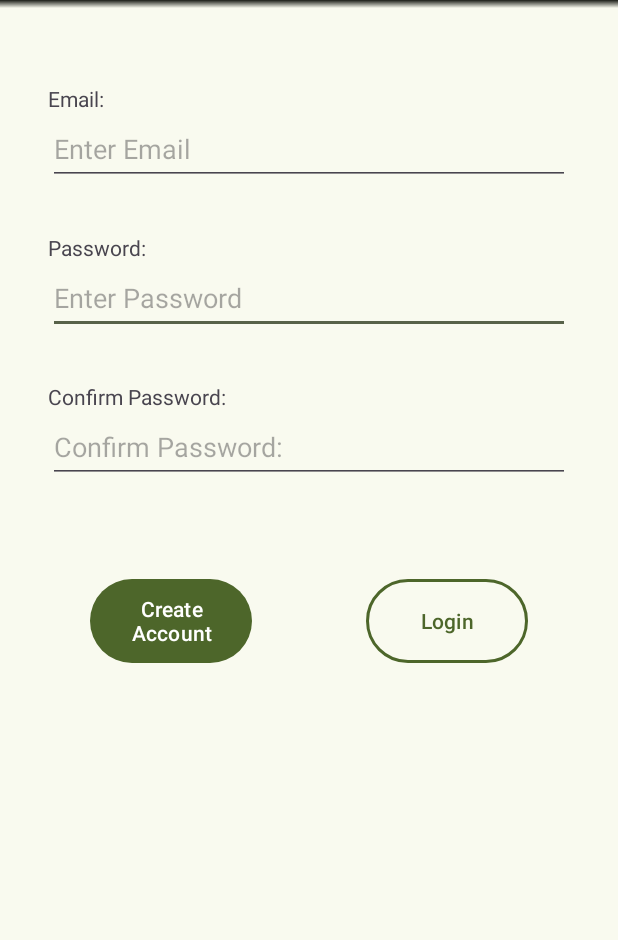
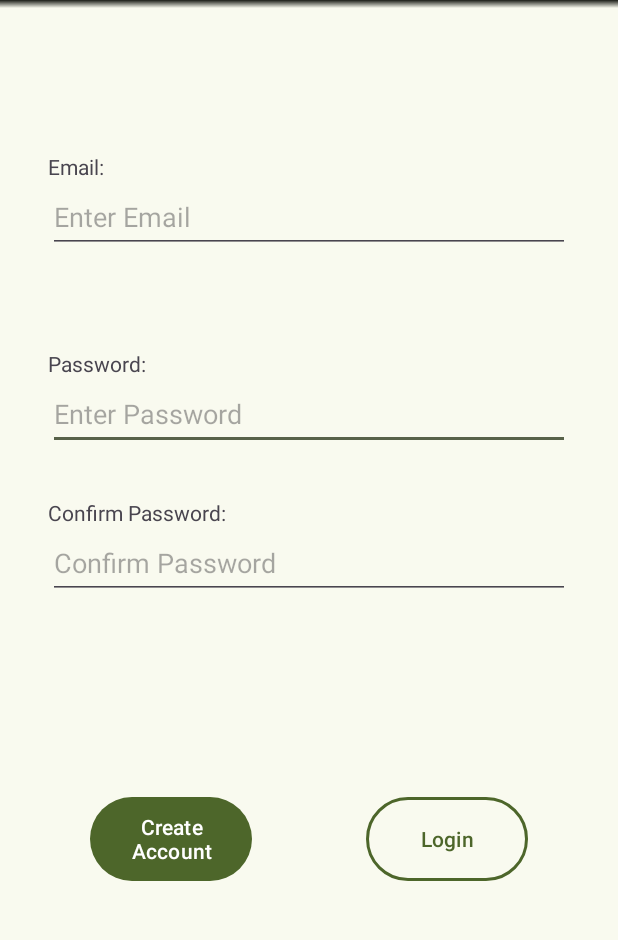
Before and after one commit to bh98cs/myPT_AndroidApplication, an Android app: the screen it shows after launch (CreateAccountActivity), after a tap on "Create Account", on a phone screen of 412 x 824 dp, the part 96-1036 px from its top. Run offline under Robolectric (Android 15) with nearby library versions, the phone set to English and light mode, and no system bars; our stand-ins replace Firebase (no records; nobody signed in at launch, a user with empty details on screens opened directly); libraries missing offline, so code that uses them is left out: it.xabaras.android; 3 statements that could not run were skipped.

Commit message:
UI amendments and bug fixes

```diff
--- a/app/src/main/java/daniel/southern/myptapplication/CreateAccountActivity.java
+++ b/app/src/main/java/daniel/southern/myptapplication/CreateAccountActivity.java
@@ -19,8 +19,6 @@ import com.google.firebase.auth.AuthResult;
 import com.google.firebase.auth.FirebaseAuth;
 
 public class CreateAccountActivity extends AppCompatActivity implements View.OnClickListener {
-
-    //TODO: Make use of Firebase SDKs to implement email verification
 
     //constant variable for sending contents of email address field to LoginActivity
     public static final String EXTRA_EMAIL_ADDRESS = "daniel.southern.myptapplication.EXTRA_EMAIL_ADDRESS";
--- a/app/src/main/java/daniel/southern/myptapplication/EditExerciseLogActivity.java
+++ b/app/src/main/java/daniel/southern/myptapplication/EditExerciseLogActivity.java
@@ -95,7 +95,11 @@ public class EditExerciseLogActivity extends AppCompatActivity implements View.O
             loadExerciseLogDetails();
         }
         else{
-            //TODO: Alert dialogue to say no exercise data found
+            //message to user to advise could not retrieve exercise data
+            Toast.makeText(this, "Unable to retrieve exercise data.", Toast.LENGTH_SHORT).show();
+            //return user to main activity
+            intent = new Intent(this, MainActivity.class);
+            startActivity(intent);
         }
     }
 
--- a/app/src/main/java/daniel/southern/myptapplication/LoginActivity.java
+++ b/app/src/main/java/daniel/southern/myptapplication/LoginActivity.java
@@ -29,7 +29,6 @@ import com.google.firebase.auth.FirebaseUser;
 import com.google.firebase.auth.GoogleAuthProvider;
 
 public class LoginActivity extends AppCompatActivity implements View.OnClickListener {
-    //TODO: make use of Firebase SDKs to implement password reset
 
     //tag for logs for this activity
     public static final String TAG = "LoginActivity";
--- a/app/src/main/java/daniel/southern/myptapplication/MainActivity.java
+++ b/app/src/main/java/daniel/southern/myptapplication/MainActivity.java
@@ -308,10 +308,11 @@ public class MainActivity extends AppCompatActivity implements View.OnClickListe
                                     float dX, float dY, int actionState, boolean isCurrentlyActive) {
                 //create background colors and icons to display when swiping items using RecyclerViewSwipeDecorator library
                 new RecyclerViewSwipeDecorator.Builder(c, recyclerView, viewHolder, dX, dY, actionState, isCurrentlyActive)
-                        //add background color and icon for deleting by swiping left or right
+                        //add background color and icon for deleting by swiping left
                         .addSwipeLeftBackgroundColor(MaterialColors.getColor(recyclerView,com.google.android.material.R.attr.colorError))
                         .addSwipeLeftActionIcon(R.drawable.delete_icon).setSwipeLeftActionIconTint(MaterialColors.getColor(recyclerView,
                                 com.google.android.material.R.attr.colorOnError))
+                        //add background color and icon for editing by swiping right
                         .addSwipeRightBackgroundColor(MaterialColors.getColor(recyclerView,
                                 com.google.android.material.R.attr.colorTertiary))
                         .addSwipeRightActionIcon(R.drawable.edit_icon).setSwipeRightActionIconTint(MaterialColors.getColor(recyclerView,
--- a/app/src/main/java/daniel/southern/myptapplication/PoseEstimationActivity.java
+++ b/app/src/main/java/daniel/southern/myptapplication/PoseEstimationActivity.java
@@ -204,6 +204,9 @@ public class PoseEstimationActivity extends AppCompatActivity implements View.On
         if(numSets >= 2){
             //disable the timer button as maximum number of sets has been reached
             startStopTimer.setEnabled(false);
+            //set timer and timer button to invisible
+            startStopTimer.setVisibility(View.INVISIBLE);
+            timerView.setVisibility(View.INVISIBLE);
         }
 
 
--- a/app/src/main/java/daniel/southern/myptapplication/posedetector/PoseDetectorProcessor.java
+++ b/app/src/main/java/daniel/southern/myptapplication/posedetector/PoseDetectorProcessor.java
@@ -79,7 +79,11 @@ public class PoseDetectorProcessor {
     }
 
     public void startNewSet(){
-        poseClassifierProcessor.startNewSet();
+        //check pose classifier has been instantiated
+        if(poseClassifierProcessor != null){
+            //start new set
+            poseClassifierProcessor.startNewSet();
+        }
     }
 
     private void isEndOfExercise(){
--- a/app/src/main/java/daniel/southern/myptapplication/posedetector/classification/PoseClassifierProcessor.java
+++ b/app/src/main/java/daniel/southern/myptapplication/posedetector/classification/PoseClassifierProcessor.java
@@ -22,7 +22,6 @@ import java.util.Map;
 public class PoseClassifierProcessor {
 
         private static final String TAG = "PoseClassifierProcessor";
-        //TODO: Create your own pose samples file to include deadlifts
         private static final String POSE_SAMPLES_FILE = "pose/fitness_pose_samples.csv";
 
         // Specify classes for which we want rep counting.
@@ -77,7 +76,7 @@ public class PoseClassifierProcessor {
 
     public void startNewSet(){
             for(RepetitionCounter repetitionCounter : repCounters){
-                repetitionCounter.resetNumRepeats();
+                    repetitionCounter.resetNumRepeats();
             }
         }
 
--- a/app/src/main/res/layout/activity_create_account.xml
+++ b/app/src/main/res/layout/activity_create_account.xml
@@ -35,7 +35,7 @@
         android:layout_width="wrap_content"
         android:layout_height="wrap_content"
         android:layout_marginStart="32dp"
-        android:layout_marginTop="32dp"
+        android:layout_marginTop="64dp"
         android:text="@string/password"
         app:layout_constraintStart_toStartOf="parent"
         app:layout_constraintTop_toBottomOf="@+id/editText_UserEmail" />
@@ -45,10 +45,10 @@
         android:layout_width="wrap_content"
         android:layout_height="wrap_content"
         android:layout_marginStart="32dp"
-        android:layout_marginTop="120dp"
+        android:layout_marginTop="96dp"
         android:text="@string/email"
         app:layout_constraintStart_toStartOf="parent"
-        app:layout_constraintTop_toTopOf="parent" />
+        app:layout_constraintTop_toBottomOf="@+id/toolbar_shadow" />
 
     <EditText
         android:id="@+id/editText_UserEmail"
@@ -80,7 +80,7 @@
         android:layout_marginStart="32dp"
         android:layout_marginEnd="32dp"
         android:ems="10"
-        android:hint="@string/confirm_password"
+        android:hint="@string/confirm_password_hint"
         android:inputType="textPassword"
         app:layout_constraintEnd_toEndOf="parent"
         app:layout_constraintStart_toStartOf="parent"
@@ -91,21 +91,21 @@
         android:layout_width="108dp"
         android:layout_height="64dp"
         android:layout_marginStart="60dp"
-        android:layout_marginTop="60dp"
+        android:layout_marginTop="128dp"
         android:text="@string/create_account"
         app:layout_constraintStart_toStartOf="parent"
         app:layout_constraintTop_toBottomOf="@+id/editText_confirmPassword" />
 
     <Button
-        android:theme="@style/ButtonBorder"
-        android:backgroundTint="?attr/colorSurface"
         android:id="@+id/button_Login"
         android:layout_width="108dp"
         android:layout_height="64dp"
-        android:layout_marginTop="60dp"
+        android:layout_marginTop="128dp"
         android:layout_marginEnd="60dp"
+        android:backgroundTint="?attr/colorSurface"
         android:text="@string/login"
         android:textColor="?attr/colorPrimary"
+        android:theme="@style/ButtonBorder"
         app:layout_constraintEnd_toEndOf="parent"
         app:layout_constraintTop_toBottomOf="@+id/editText_confirmPassword" />
 
--- a/app/src/main/res/layout/activity_start_record.xml
+++ b/app/src/main/res/layout/activity_start_record.xml
@@ -38,7 +38,6 @@
         android:textSize="30sp"
         android:textStyle="bold"/>
 
-    <!--TODO: change to a round button-->
     <Button
         android:id="@+id/button_start"
         android:layout_width="95dp"
--- a/app/src/main/res/values/strings.xml
+++ b/app/src/main/res/values/strings.xml
@@ -5,6 +5,7 @@
     <string name="email">Email:</string>
     <string name="enter_email">Enter Email</string>
     <string name="confirm_password">Confirm Password:</string>
+    <string name="confirm_password_hint">Confirm Password</string>
     <string name="create_account">Create Account</string>
     <string name="login">Login</string>
     <string name="cancel">Cancel</string>
@@ -35,5 +36,8 @@
     <string name="no_exercises">No Exercises Saved Yet…</string>
     <string name="default_web_client_id">104466847160-kvoa1f87j4ik4le9h38h7ctq9nticeda.apps.googleusercontent.com</string>
     <string name="no_exercise_data">Let\'s Get To Work!</string>
+    <string name="start_button">START</string>
+    <string name="stop_button">STOP</string>
+    <string name="end_button">END</string>
 
 </resources>
```
Also changed, not shown: app/src/main/res/layout/activity_pose_estimation.xml (+6 -3 lines).
